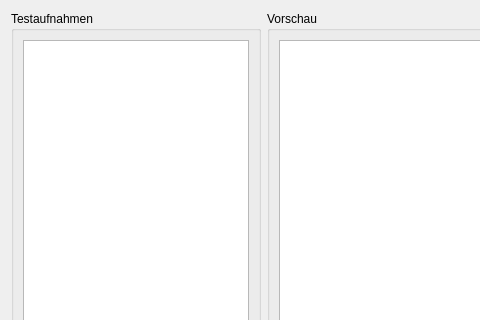
First picture: the form in ui/photo_browser.ui, repository cceh/byzanz-capture, before the edit; both pictures show x 0 to 480 and y 0 to 320 of the 811 by 445 pixel window.
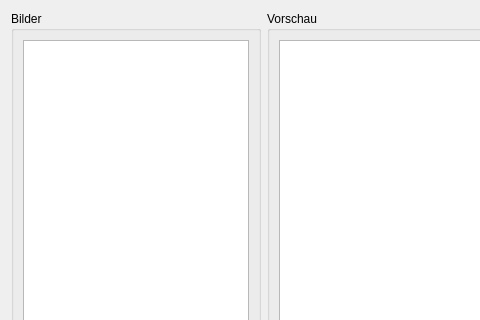
Second picture: the form after the edit. Custom widgets are drawn as their Qt base class.

```diff
--- a/ui/photo_browser.ui
+++ b/ui/photo_browser.ui
@@ -23,7 +23,7 @@
       </size>
      </property>
      <property name="title">
-      <string>Testaufnahmen</string>
+      <string>Bilder</string>
      </property>
      <layout class="QHBoxLayout" name="horizontalLayout_2">
       <item>
```
Left out of the diff: 3 changed lines with no effect on the pictures.
